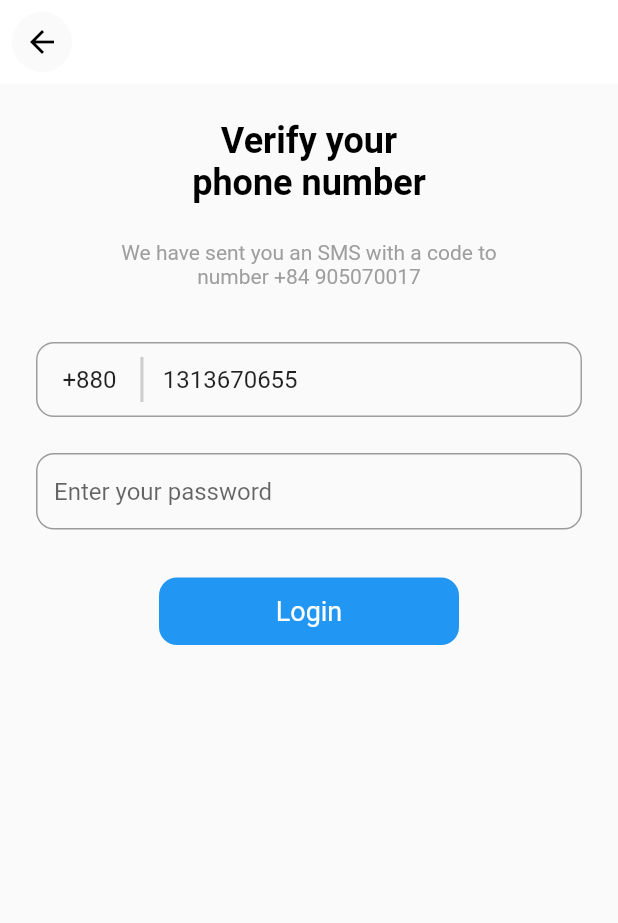
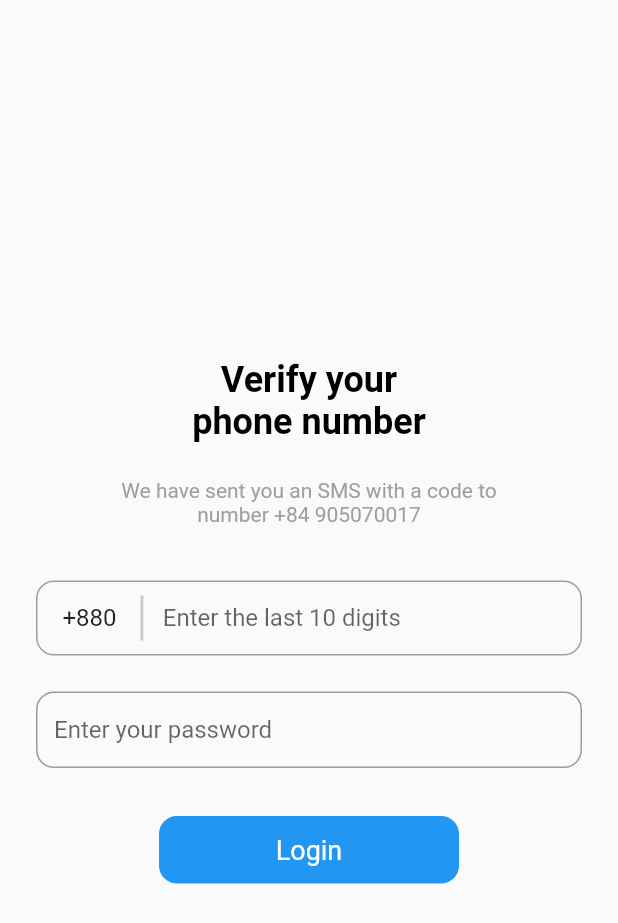
Before and after one commit to TAL-deves/appeler, a Flutter app: the AuthPhonePage screen opened directly, on a phone screen of 412 x 824 dp. Shown: the top 923 px of the screen. Run offline on Flutter 3.47's test engine with Material 2 defaults, Android fonts, the light colour scheme and no system bars; our stand-ins replace cloud_firestore, firebase_core; accounts and stored records are empty.

Commit message:
second commit...

```diff
--- /dev/null
+++ b/lib/core/app_constants/app_color.dart
@@ -0,0 +1,4 @@
+import 'package:flutter/material.dart';
+
+const kRedColor = Colors.red;
+const kGreenColor = Colors.green;
--- a/lib/core/app_router/app_routes.dart
+++ /dev/null
@@ -1,3 +0,0 @@
-const kDefaultRoute = '/';
-const kLoginScreen = 'loginScreen';
-const kHomeScreen = 'homeScreen';
--- /dev/null
+++ b/lib/core/app_utilities/app_utilities.dart
@@ -0,0 +1,20 @@
+import 'package:flutter/cupertino.dart';
+
+class AppUtilities{
+
+  AppUtilities._();
+
+  static final appNavigatorKey = GlobalKey<NavigatorState>();
+
+  static BuildContext? get curNavigationContext => appNavigatorKey.currentContext;
+
+  static void popTopWidget(){
+    final curContext = curNavigationContext;
+    if(curContext != null){ Navigator.pop(curContext); }
+  }
+
+  static void pushNamed(String routeName){
+    final curContext = curNavigationContext;
+    if(curContext != null){ Navigator.of(curContext).pushNamed(routeName); }
+  }
+}
--- a/lib/modules/auth/phone/body.dart
+++ b/lib/modules/auth/phone/body.dart
@@ -6,7 +6,7 @@ import '../../../widgets/phone_field.dart';
 import '../../../widgets/text_view.dart';
 
 class AuthPhoneBody extends StatefulWidget {
-  final Function(Number number, String password)? onLogin;
+  final  Function(Number number, String password)? onLogin;
 
   const AuthPhoneBody({
     Key? key,
@@ -38,11 +38,13 @@ class _AuthPhoneBodyState extends State<AuthPhoneBody> {
   @override
   Widget build(BuildContext context) {
     return Container(
+      alignment: Alignment.center,
       padding: const EdgeInsets.symmetric(
         horizontal: 24,
         vertical: 12,
       ),
       child: Column(
+        mainAxisSize: MainAxisSize.min,
         children: [
           const TextView(
             padding: EdgeInsets.symmetric(
@@ -70,7 +72,7 @@ class _AuthPhoneBodyState extends State<AuthPhoneBody> {
             margin: const EdgeInsets.symmetric(vertical: 24),
             controller: phone,
             textCode: "+880",
-            textNumber: "1313670655",
+            //textNumber: "1313670655",
             hintCode: "+880",
             hintNumber: "Enter the last 10 digits",
           ),
@@ -82,7 +84,13 @@ class _AuthPhoneBodyState extends State<AuthPhoneBody> {
             width: 200,
             text: "Login",
             borderRadius: 12,
-            onPressed: () => widget.onLogin?.call(phone.number, password.text),
+            onPressed: (){
+              widget.onLogin?.call(phone.number, password.text);
+            },
+            // onExecute: (){
+            //   return widget.onLogin?.call(phone.number, password.text);
+            // },
+            //onExecute: widget.onLogin?.call(phone.number, password.text),
           ),
         ],
       ),
--- a/lib/modules/auth/phone/page.dart
+++ b/lib/modules/auth/phone/page.dart
@@ -1,7 +1,9 @@
+import 'package:appeler/modules/home/screen/home_screen.dart';
 import 'package:flutter/material.dart';
 import 'package:flutter/services.dart';
 
 import '../../../widgets/action_button.dart';
+import '../api/auth_management.dart';
 import 'body.dart';
 
 class AuthPhonePage extends StatelessWidget {
@@ -13,26 +15,12 @@ class AuthPhonePage extends StatelessWidget {
   @override
   Widget build(BuildContext context) {
     return Scaffold(
-      appBar: AppBar(
-        elevation: 0,
-        iconTheme: const IconThemeData(
-          color: Colors.black,
-        ),
-        leading: ActionButton(
-          icon: Icons.arrow_back,
-          borderRadius: 25,
-          onPressed: () {
-            Navigator.pop(context);
-          },
-        ),
-        backgroundColor: Colors.white,
-        systemOverlayStyle: const SystemUiOverlayStyle(
-          statusBarColor: Colors.white,
-          statusBarBrightness: Brightness.dark,
-          statusBarIconBrightness: Brightness.dark,
-        ),
+      body: AuthPhoneBody(
+        onLogin: (phone, pass) async{
+          Navigator.of(context).pushReplacementNamed(homeScreenRoute);
+          //return AuthManagementUseCase.login(phoneNumber: phone.digits, password: pass);
+        },
       ),
-      body: const AuthPhoneBody(),
     );
   }
 }
```
Also changed, not shown: lib/core/app_router/app_router.dart (+18 -4 lines), lib/main.dart (+7 -6 lines), lib/modules/auth/api/auth_management.dart (added, +38 -0 lines), lib/modules/home/screen/home_screen.dart (added, +16 -0 lines), lib/modules/login/screen/login_screen.dart (deleted, +0 -19 lines), lib/widgets/app_snackbar.dart (added, +23 -0 lines).
